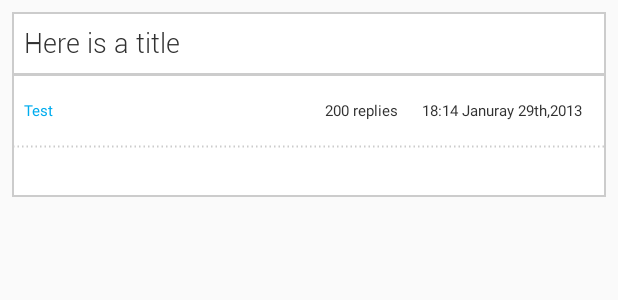
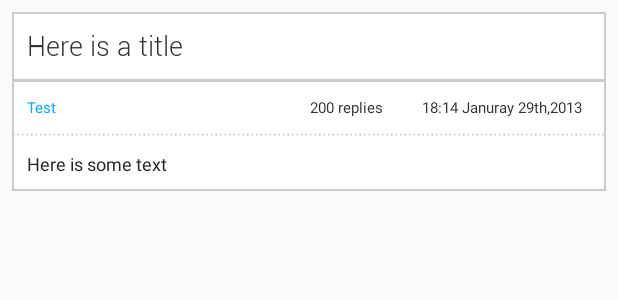
Before and after one commit to gregmcgowan/DisBoards, an Android app: the layout board_post_initial_comment_layout.xml on its own in the app's theme, with its tools: preview values and no code run, on a phone screen of 412 x 824 dp. Shown: the top 300 px of the screen. Run offline under Robolectric (Android 15) with nearby library versions, the phone set to English and light mode, and no system bars.

Commit message:
Fix for the content being cut off too quickly and a few minor UI tweaks

```diff
--- a/DisBoards/src/main/res/layout/board_post_initial_comment_layout.xml
+++ b/DisBoards/src/main/res/layout/board_post_initial_comment_layout.xml
@@ -24,7 +24,11 @@
             android:layout_width="match_parent"
             android:layout_height="wrap_content"
             android:layout_gravity="center|left"
-            android:layout_margin="@dimen/margin_medium"
+            android:layout_margin="@dimen/margin_small"
+            android:paddingLeft="@dimen/comment_text_padding"
+            android:paddingRight="12dp"
+            android:paddingTop="@dimen/comment_text_padding"
+            android:paddingBottom="@dimen/comment_text_padding"
             android:text="Here is a title"
             android:textColor="@color/darkest_grey"
             android:textIsSelectable="true"
@@ -35,16 +39,20 @@
 
         <RelativeLayout
             android:layout_width="match_parent"
-            android:layout_height="wrap_content"
-            android:layout_margin="@dimen/margin_medium">
+            android:layout_height="wrap_content">
 
             <TextView
                 android:id="@+id/board_post_initial_comment_author_subheading"
                 android:layout_width="wrap_content"
                 android:layout_height="wrap_content"
                 android:gravity="center_vertical"
-                android:layout_centerVertical="true"
+                android:layout_alignParentLeft="true"
                 android:text="Test"
+                android:layout_margin="@dimen/margin_small"
+                android:paddingLeft="@dimen/comment_text_padding"
+                android:paddingRight="12dp"
+                android:paddingTop="@dimen/comment_text_padding"
+                android:paddingBottom="@dimen/comment_text_padding"
                 android:textColor="@color/highlighted_blue"
                 android:textSize="@dimen/text_really_micro" />
 
@@ -55,7 +63,11 @@
                 android:layout_alignParentRight="true"
                 android:layout_centerVertical="true"
                 android:layout_gravity="center"
-                android:layout_margin="@dimen/margin_medium"
+                android:layout_margin="@dimen/margin_small"
+                android:paddingLeft="@dimen/comment_text_padding"
+                android:paddingRight="12dp"
+                android:paddingTop="@dimen/comment_text_padding"
+                android:paddingBottom="@dimen/comment_text_padding"
                 android:textColor="@color/darkest_grey"
                 android:textIsSelectable="true"
                 android:textSize="@dimen/text_really_micro"
@@ -66,7 +78,11 @@
                 android:layout_width="wrap_content"
                 android:layout_height="wrap_content"
                 android:layout_gravity="center"
-                android:layout_margin="@dimen/margin_medium"
+                android:layout_margin="@dimen/margin_small"
+                android:paddingLeft="@dimen/comment_text_padding"
+                android:paddingRight="12dp"
+                android:paddingTop="@dimen/comment_text_padding"
+                android:paddingBottom="@dimen/comment_text_padding"
                 android:layout_centerVertical="true"
                 android:layout_toLeftOf="@id/board_post_initial_comment_date_time_subheading"
                 android:textColor="@color/darkest_grey"
@@ -81,9 +97,14 @@
             android:id="@+id/board_post_initial_comment_text"
             android:layout_width="match_parent"
             android:layout_height="wrap_content"
-            android:layout_margin="@dimen/margin_medium"
+            android:layout_margin="@dimen/margin_small"
+            android:paddingLeft="@dimen/comment_text_padding"
+            android:paddingRight="12dp"
+            android:paddingTop="@dimen/comment_text_padding"
+            android:paddingBottom="@dimen/comment_text_padding"
             android:autoLink="web"
             android:textColor="@color/lighter_grey"
+            android:text="Here is some text"
             android:textIsSelectable="true"
             android:textSize="@dimen/text_micro" />
     </LinearLayout>
```
Also changed, not shown: DisBoards/src/main/java/com/gregmcgowan/drownedinsound/ui/fragments/BoardPostFragment.java (+10 -2 lines), DisBoards/src/main/res/layout/board_post_comment_layout.xml (+47 -48 lines).
